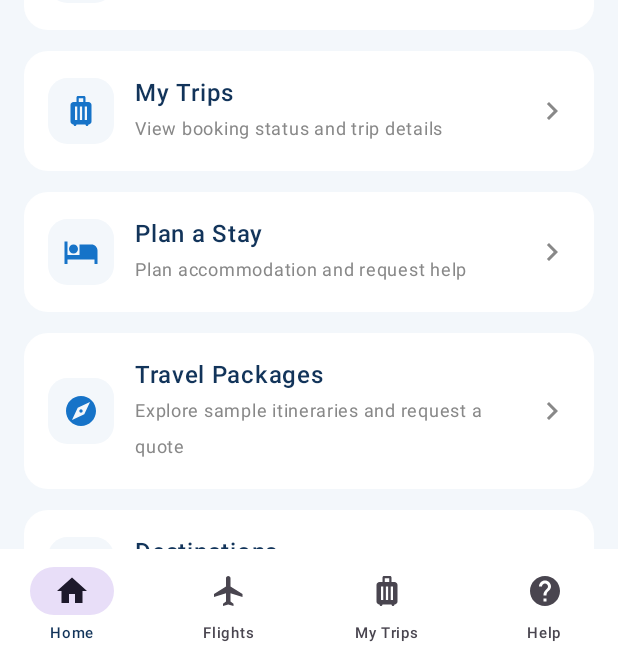
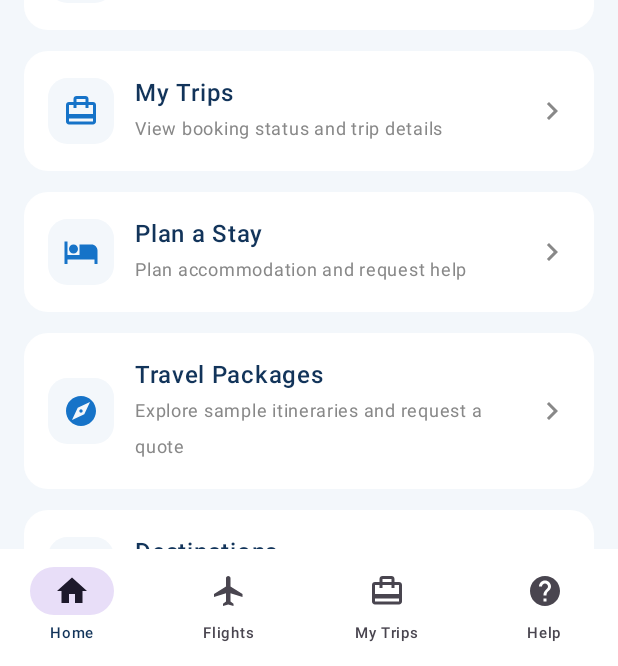
Before and after one commit to affan01khan/travel.pk-app, an Android app built with Jetpack Compose: the screen it shows after launch (MainActivity), on a phone screen of 412 x 824 dp. Shown: the part 567-1233 px from the top of the screen. Run offline under Robolectric (Android 15) with nearby library versions, the phone set to English and light mode, and no system bars.

Commit message:
Use supported Material icons in native app

```diff
--- a/app/src/main/java/pk/travel/app/MainActivity.kt
+++ b/app/src/main/java/pk/travel/app/MainActivity.kt
@@ -27,12 +27,12 @@ private val Pale = Color(0xFFF3F7FB)
 private data class TravelSection(val title: String, val subtitle: String, val icon: androidx.compose.ui.graphics.vector.ImageVector)
 private val sections = listOf(
     TravelSection("Flights", "Search and compare flight options", Icons.Default.Flight),
-    TravelSection("My Trips", "View booking status and trip details", Icons.Default.Luggage),
+    TravelSection("My Trips", "View booking status and trip details", Icons.Default.CardTravel),
     TravelSection("Plan a Stay", "Plan accommodation and request help", Icons.Default.Hotel),
     TravelSection("Travel Packages", "Explore sample itineraries and request a quote", Icons.Default.Explore),
     TravelSection("Destinations", "Guides for places around the world", Icons.Default.Place),
     TravelSection("Visa Assistance", "Understand documents and request assistance", Icons.Default.Description),
-    TravelSection("Umrah & Hajj", "Pilgrimage planning and support", Icons.Default.Mosque),
+    TravelSection("Umrah & Hajj", "Pilgrimage planning and support", Icons.Default.Place),
     TravelSection("Travel Insurance", "Understand cover and request assistance", Icons.Default.Shield),
     TravelSection("Price Alerts", "Plan a route to monitor for fare changes", Icons.Default.Notifications),
     TravelSection("Help & Support", "Bookings, payments, changes and cancellations", Icons.Default.SupportAgent),
@@ -87,7 +87,7 @@ private fun TravelPkApp() {
                     listOf(
                         Triple("Home", Icons.Default.Home, "Home"),
                         Triple("Flights", Icons.Default.Flight, "Flights"),
-                        Triple("My Trips", Icons.Default.Luggage, "My Trips"),
+                        Triple("My Trips", Icons.Default.CardTravel, "My Trips"),
                         Triple("Help", Icons.Default.Help, "Help & Support")
                     ).forEach { (label, icon, destination) ->
                         NavigationBarItem(
```
